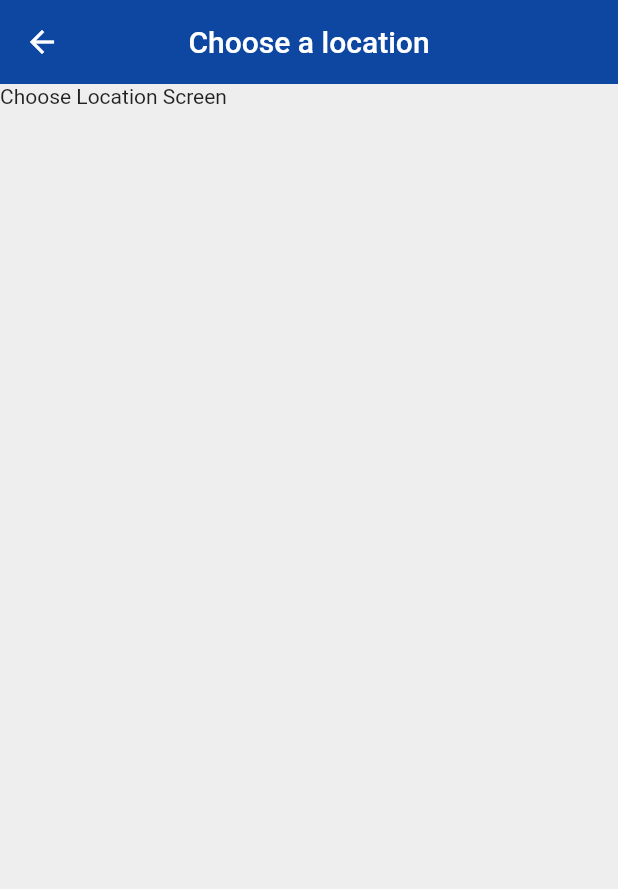
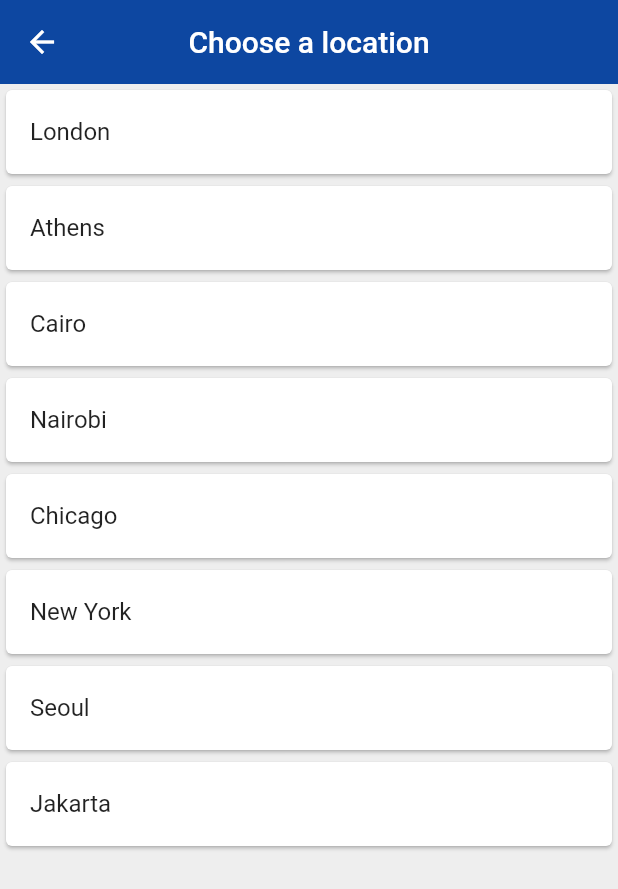
Before and after one commit to jad-amine/Flutter-world_time, a Flutter app: the ChooseLocation screen opened by its route, on a phone screen of 412 x 824 dp. Shown: the top 889 px of the screen. Run offline on Flutter 3.47's test engine with Material 2 defaults, Android fonts, the phone set to English and light mode, and no system bars; our stand-ins replace flutter_spinkit; network calls fail.

Commit message:
Added List View Builder widget

```diff
--- a/lib/screens/choose_location.dart
+++ b/lib/screens/choose_location.dart
@@ -1,4 +1,5 @@
 import 'package:flutter/material.dart';
+import 'package:world_time_app/services/world_time.dart';
 
 class ChooseLocation extends StatefulWidget {
   const ChooseLocation({Key? key}) : super(key: key);
@@ -8,6 +9,17 @@ class ChooseLocation extends StatefulWidget {
 }
 
 class _ChooseLocationState extends State<ChooseLocation> {
+
+  List<WorldTime> locations = [
+    WorldTime('London', 'uk.png', 'Europe/London'),
+    WorldTime('Athens', 'greece.png', 'Europe/Berlin'),
+    WorldTime('Cairo','egypt.png','Africa/Cairo'),
+    WorldTime('Nairobi', 'kenya.png','Africa/Nairobi'),
+    WorldTime('Chicago', 'usa.png','America/Chicago'),
+    WorldTime('New York', 'usa.png','America/New_York'),
+    WorldTime('Seoul', 'south_korea.png', 'Asia/Seoul'),
+    WorldTime('Jakarta', 'indonesia.png','Asia/Jakarta'),
+  ];
 
   @override
   Widget build(BuildContext context) {
@@ -19,7 +31,17 @@ class _ChooseLocationState extends State<ChooseLocation> {
             centerTitle: true,
             elevation: 0,
         ),
-      body: const Text('Choose Location Screen'),
+      body: ListView.builder(
+        itemCount: locations.length,
+        itemBuilder: (context, index){
+          return Card(
+            child: ListTile(
+              onTap: (){},
+              title: Text(locations[index].location),
+            ),
+          );
+        },
+      ),
     );
   }
 }
```
Also changed, not shown: assets/egypt.png (added), assets/germany.png (added), assets/greece.png (added), assets/indonesia.png (added), assets/kenya.png (added), assets/south_korea.png (added), assets/uk.png (added), assets/usa.png (added).
